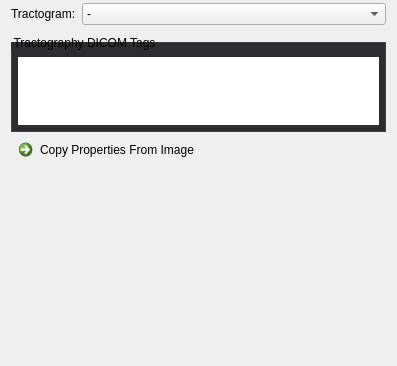
First picture: the form in Plugins/org.mitk.gui.qt.diffusionimaging/src/internal/QmitkDicomTractogramTagEditorViewControls.ui, repository MITK/MITK, before the edit.
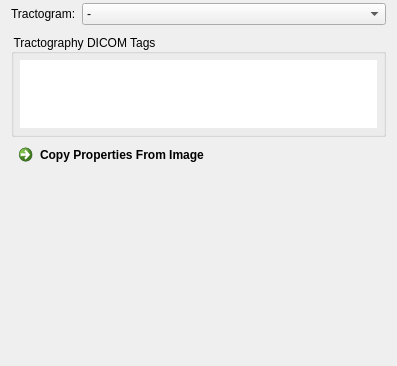
Second picture: the form after the edit. Custom widgets are drawn as their Qt base class.

Patch:
```diff
--- a/Plugins/org.mitk.gui.qt.diffusionimaging/src/internal/QmitkDicomTractogramTagEditorViewControls.ui
+++ b/Plugins/org.mitk.gui.qt.diffusionimaging/src/internal/QmitkDicomTractogramTagEditorViewControls.ui
@@ -21,7 +21,7 @@
   </property>
   <property name="styleSheet">
    <string>QCommandLinkButton {
-  font-weight: normal;
+  font-weight: lighter;
 }
 
 QCommandLinkButton:disabled {
@@ -30,7 +30,6 @@
 }
 
 QToolBox::tab {
-  border: 1px solid #434346;
   font-weight: bold;
 }
 
@@ -40,20 +39,15 @@
 }
 
 QToolBox::tab:selected {
-  background-color: #1c97ea;
-  border: 1px solid #1c97ea;
   font-weight: bold;
 }
 
 QGroupBox {
-  border: 1px solid #434346;
-  background-color: #2d2d30;
-  margin-top: 8px;
-  padding-top: 8px;
+  background-color: transparent;
 }
 
 QGroupBox, QGroupBox:disabled {
-  background-color: #2d2d30;
+  background-color: transparent;
 }</string>
   </property>
   <layout class="QGridLayout" name="gridLayout_2">
```
Left out of the diff: 1 changed line with no effect on the pictures.
